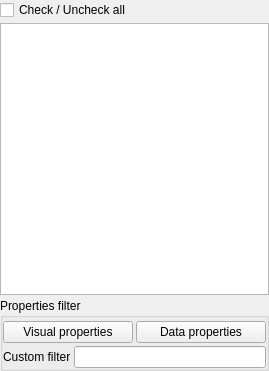
Qt form plugins/perspective/GraphPerspective/designer/TulipTableWidgetColumnSelectionWidget.ui (vadivelselvaraj/TulipGLImprovement) before a commit.
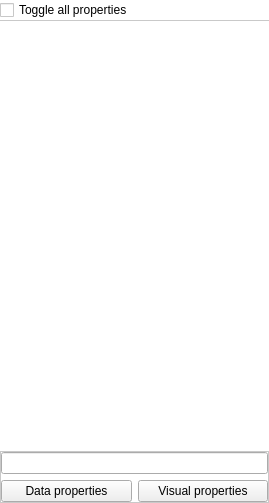
The same form after that commit.

```diff
--- a/plugins/perspective/GraphPerspective/designer/TulipTableWidgetColumnSelectionWidget.ui
+++ b/plugins/perspective/GraphPerspective/designer/TulipTableWidgetColumnSelectionWidget.ui
@@ -7,7 +7,7 @@
     <x>0</x>
     <y>0</y>
     <width>269</width>
-    <height>371</height>
+    <height>503</height>
    </rect>
   </property>
   <property name="sizePolicy">
@@ -16,28 +16,49 @@
     <verstretch>0</verstretch>
    </sizepolicy>
   </property>
-  <property name="windowTitle">
-   <string>Form</string>
+  <property name="styleSheet">
+   <string notr="true">#TableColumnSelectionWidget {
+background-color: white;
+}</string>
   </property>
-  <layout class="QGridLayout" name="gridLayout_2">
-   <property name="horizontalSpacing">
+  <layout class="QVBoxLayout" name="verticalLayout">
+   <property name="spacing">
     <number>0</number>
    </property>
-   <property name="verticalSpacing">
-    <number>3</number>
-   </property>
    <property name="margin">
     <number>0</number>
    </property>
-   <item row="0" column="0">
+   <item>
     <widget class="QCheckBox" name="checkUncheckAllCheckBox">
+     <property name="sizePolicy">
+      <sizepolicy hsizetype="Expanding" vsizetype="Fixed">
+       <horstretch>0</horstretch>
+       <verstretch>0</verstretch>
+      </sizepolicy>
+     </property>
+     <property name="styleSheet">
+      <string notr="true">#checkUncheckAllCheckBox {
+background-color: white;
+}</string>
+     </property>
      <property name="text">
-      <string>Check / Uncheck all</string>
+      <string>Toggle all properties</string>
      </property>
     </widget>
    </item>
-   <item row="2" column="0" rowspan="6">
+   <item>
     <widget class="QListView" name="listView">
+     <property name="styleSheet">
+      <string notr="true">QListView {
+border: 1px solid #C9C9C9;
+border-left: 0px;
+border-right: 0px;
+background-color: white;
+}</string>
+     </property>
+     <property name="frameShape">
+      <enum>QFrame::NoFrame</enum>
+     </property>
      <property name="editTriggers">
       <set>QAbstractItemView::NoEditTriggers</set>
      </property>
@@ -49,79 +70,58 @@
      </property>
     </widget>
    </item>
-   <item row="8" column="0">
-    <widget class="QGroupBox" name="groupBox">
-     <property name="sizePolicy">
-      <sizepolicy hsizetype="Expanding" vsizetype="Fixed">
-       <horstretch>0</horstretch>
-       <verstretch>0</verstretch>
-      </sizepolicy>
+   <item>
+    <widget class="QFrame" name="bottomFrame">
+     <property name="styleSheet">
+      <string notr="true">#bottomFrame {
+background-color: white;
+border: 1px solid #C9C9C9;
+border-top: 0px;
+}</string>
      </property>
-     <property name="title">
-      <string>Properties filter</string>
+     <property name="frameShape">
+      <enum>QFrame::NoFrame</enum>
      </property>
-     <layout class="QGridLayout" name="gridLayout">
-      <property name="leftMargin">
+     <property name="frameShadow">
+      <enum>QFrame::Raised</enum>
+     </property>
+     <layout class="QVBoxLayout" name="verticalLayout_2">
+      <property name="margin">
        <number>0</number>
       </property>
-      <property name="topMargin">
-       <number>3</number>
-      </property>
-      <property name="rightMargin">
-       <number>0</number>
-      </property>
-      <property name="bottomMargin">
-       <number>0</number>
-      </property>
-      <property name="spacing">
-       <number>3</number>
-      </property>
-      <item row="0" column="0">
-       <widget class="QPushButton" name="visualPropertiesPushButton">
-        <property name="sizePolicy">
-         <sizepolicy hsizetype="Expanding" vsizetype="Fixed">
-          <horstretch>0</horstretch>
-          <verstretch>0</verstretch>
-         </sizepolicy>
-        </property>
-        <property name="text">
-         <string>Visual properties</string>
-        </property>
-       </widget>
+      <item>
+       <widget class="QLineEdit" name="customPatternLineEdit"/>
       </item>
-      <item row="1" column="0" colspan="2">
+      <item>
        <layout class="QHBoxLayout" name="horizontalLayout">
         <item>
-         <widget class="QLabel" name="customPatternLabel">
+         <widget class="QPushButton" name="dataPropertiesPushButton">
           <property name="sizePolicy">
-           <sizepolicy hsizetype="Preferred" vsizetype="Fixed">
+           <sizepolicy hsizetype="Expanding" vsizetype="Fixed">
             <horstretch>0</horstretch>
             <verstretch>0</verstretch>
            </sizepolicy>
           </property>
           <property name="text">
-           <string>Custom filter</string>
+           <string>Data properties</string>
           </property>
          </widget>
         </item>
         <item>
-         <widget class="QLineEdit" name="customPatternLineEdit"/>
+         <widget class="QPushButton" name="visualPropertiesPushButton">
+          <property name="sizePolicy">
+           <sizepolicy hsizetype="Expanding" vsizetype="Fixed">
+            <horstretch>0</horstretch>
+            <verstretch>0</verstretch>
+           </sizepolicy>
+          </property>
+          <property name="text">
+           <string>Visual properties</string>
+          </property>
+         </widget>
         </item>
        </layout>
       </item>
-      <item row="0" column="1">
-       <widget class="QPushButton" name="dataPropertiesPushButton">
-        <property name="sizePolicy">
-         <sizepolicy hsizetype="Expanding" vsizetype="Fixed">
-          <horstretch>0</horstretch>
-          <verstretch>0</verstretch>
-         </sizepolicy>
-        </property>
-        <property name="text">
-         <string>Data properties</string>
-        </property>
-       </widget>
-      </item>
      </layout>
     </widget>
    </item>
```
